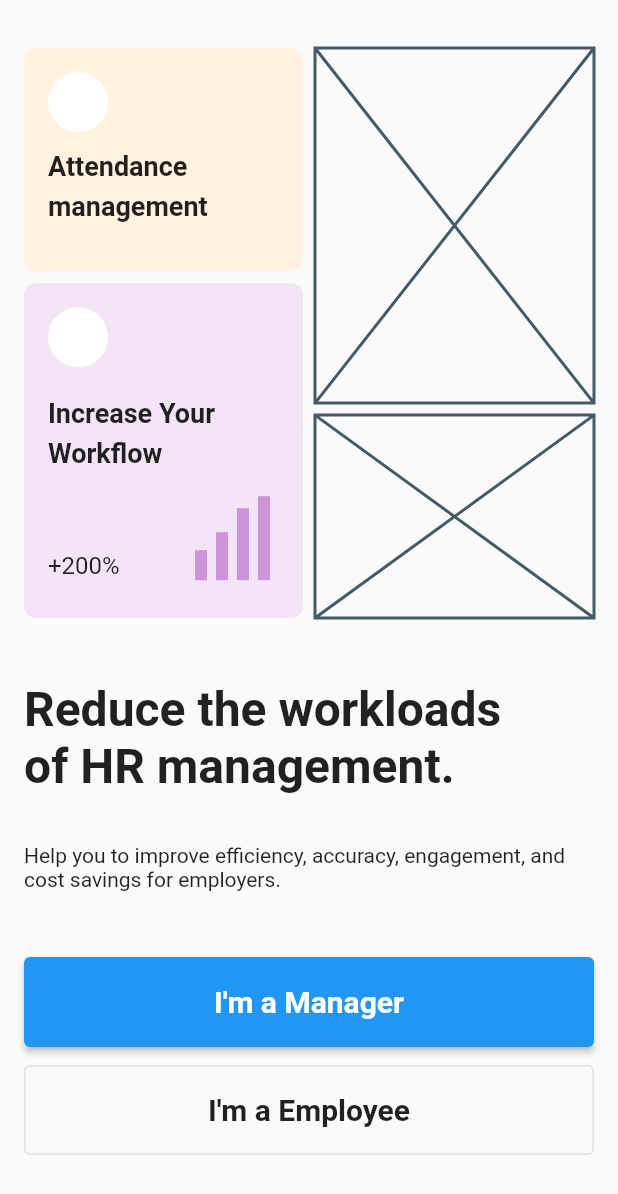
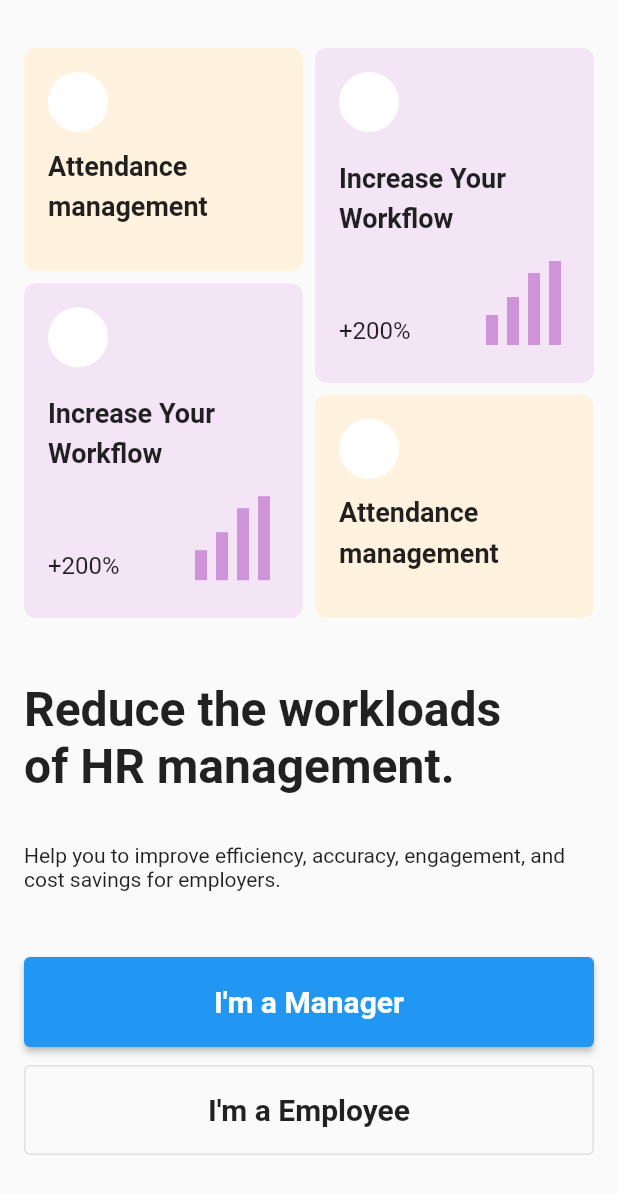
Before and after one commit to JAICHANGPARK/flutter_notebook_chapter_28, a Flutter app: the ESSAMainPage screen opened directly, on a phone screen of 412 x 824 dp. Shown: the top 1194 px of the screen. Run offline on Flutter 3.47's test engine with Material 2 defaults, Android fonts, the phone set to English and light mode, and no system bars; our stand-ins replace date_picker_timeline, dots_indicator, fl_chart, flutter_speed_dial, freezed_annotation, google_fonts and 1 more.

Commit message:
Update essa_main_page.dart

```diff
--- a/lib/ep1437_employee_self_service_app/view/essa_main_page.dart
+++ b/lib/ep1437_employee_self_service_app/view/essa_main_page.dart
@@ -134,14 +134,115 @@ class _ESSAMainPageState extends State<ESSAMainPage> {
                     const SizedBox(
                       width: 8,
                     ),
-                    const Expanded(
+                     Expanded(
                       child: Column(
                         children: [
-                          Expanded(flex: 7, child: Placeholder()),
+                          Expanded(
+                            flex: 6,
+                            child: Container(
+                              padding: const EdgeInsets.all(16),
+                              decoration: BoxDecoration(
+                                color: Colors.purple[50],
+                                borderRadius: BorderRadius.circular(8),
+                              ),
+                              child: Column(
+                                crossAxisAlignment: CrossAxisAlignment.start,
+                                children: [
+                                  const CircleAvatar(
+                                    backgroundColor: Colors.white,
+                                  ),
+                                  const Padding(
+                                    padding: EdgeInsets.symmetric(vertical: 16),
+                                    child: Text(
+                                      "Increase Your Workflow",
+                                      style: TextStyle(
+                                        fontSize: 18,
+                                        fontWeight: FontWeight.bold,
+                                        height: 1.5,
+                                      ),
+                                    ),
+                                  ),
+                                  Row(
+                                    crossAxisAlignment: CrossAxisAlignment.end,
+                                    children: [
+                                      const Text(
+                                        "+200%",
+                                        style: TextStyle(
+                                          fontSize: 16,
+                                        ),
+                                      ),
+                                      const Spacer(),
+                                      Container(
+                                        height: 20,
+                                        width: 8,
+                                        margin: const EdgeInsets.only(right: 6),
+                                        decoration: BoxDecoration(
+                                          color: Colors.purple[200],
+                                        ),
+                                      ),
+                                      Container(
+                                        height: 32,
+                                        width: 8,
+                                        margin: const EdgeInsets.only(right: 6),
+                                        decoration: BoxDecoration(
+                                          color: Colors.purple[200],
+                                        ),
+                                      ),
+                                      Container(
+                                        height: 48,
+                                        width: 8,
+                                        margin: const EdgeInsets.only(right: 6),
+                                        decoration: BoxDecoration(
+                                          color: Colors.purple[200],
+                                        ),
+                                      ),
+                                      Container(
+                                        height: 56,
+                                        width: 8,
+                                        margin: const EdgeInsets.only(right: 6),
+                                        decoration: BoxDecoration(
+                                          color: Colors.purple[200],
+                                        ),
+                                      )
+                                    ],
+                                  )
+                                ],
+                              ),
+                            ),
+                          ),
                           SizedBox(
                             height: 8,
                           ),
-                          Expanded(flex: 4, child: Placeholder()),
+                          Expanded(
+                            flex: 4,
+                            child: Container(
+                              width: double.infinity,
+                              decoration: BoxDecoration(
+                                color: Colors.orange[50],
+                                borderRadius: BorderRadius.circular(8),
+                              ),
+                              padding: const EdgeInsets.all(16),
+                              child: const Column(
+                                crossAxisAlignment: CrossAxisAlignment.start,
+                                children: [
+                                  CircleAvatar(
+                                    backgroundColor: Colors.white,
+                                  ),
+                                  SizedBox(
+                                    height: 8,
+                                  ),
+                                  Text(
+                                    "Attendance management",
+                                    style: TextStyle(
+                                      fontSize: 18,
+                                      fontWeight: FontWeight.bold,
+                                      height: 1.5,
+                                    ),
+                                  )
+                                ],
+                              ),
+                            ),
+                          ),
                         ],
                       ),
                     ),
```
